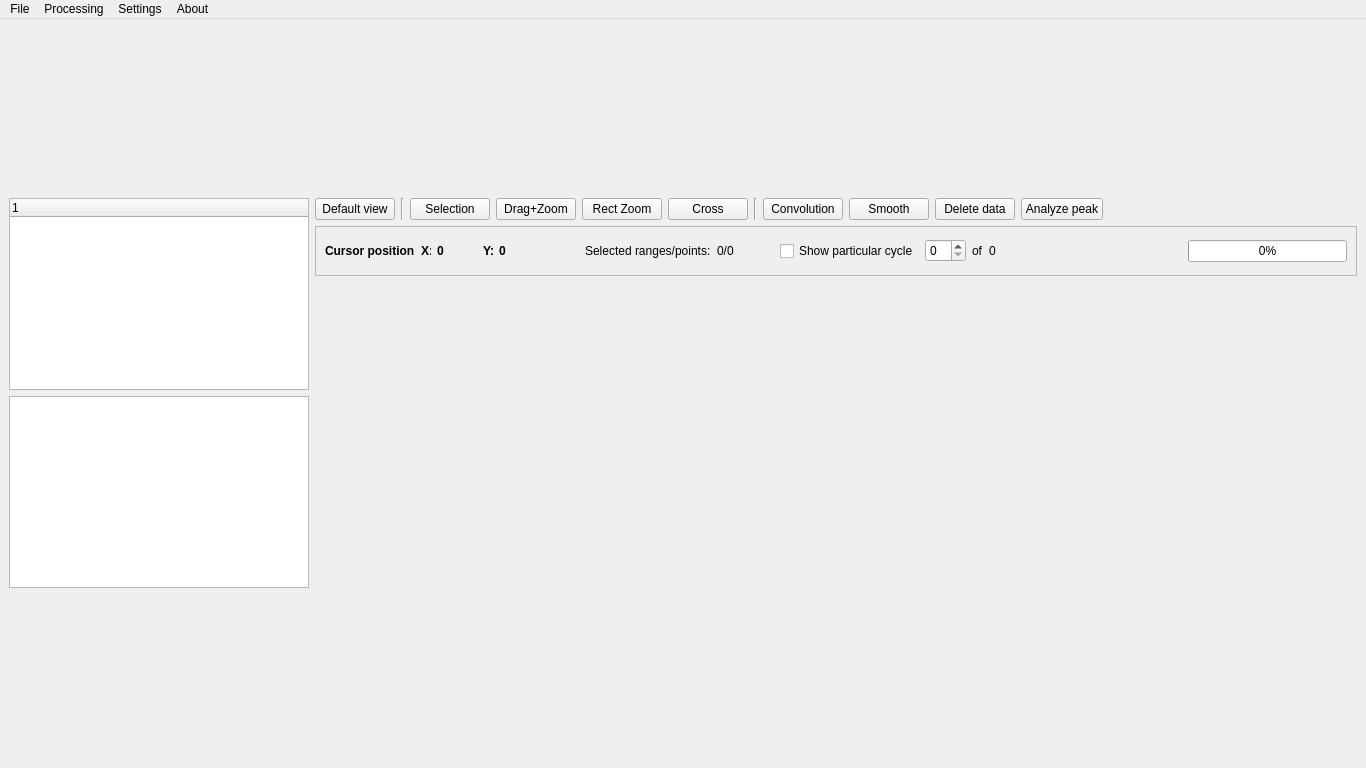
Qt form mainwindow.ui (DulovDmitry/CVProc) before a commit.
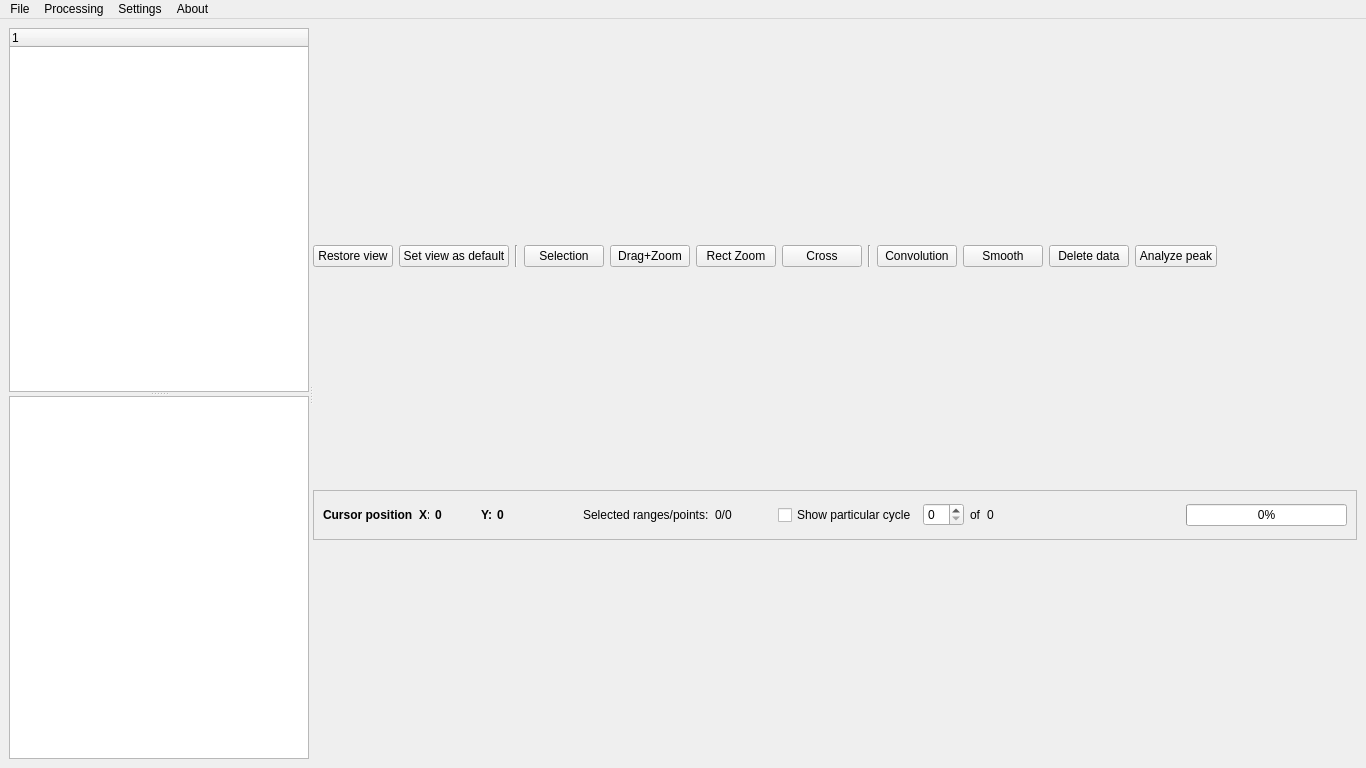
The same form after that commit.

```diff
--- a/mainwindow.ui
+++ b/mainwindow.ui
@@ -20,13 +20,19 @@
    <string>MainWindow</string>
   </property>
   <widget class="QWidget" name="centralwidget">
-   <layout class="QFormLayout" name="formLayout">
-    <item row="0" column="0">
-     <layout class="QVBoxLayout" name="verticalLayout_2">
+   <layout class="QHBoxLayout" name="horizontalLayout_6" stretch="0">
       <item>
+     <widget class="QSplitter" name="splitter_2">
+      <property name="orientation">
+       <enum>Qt::Horizontal</enum>
+      </property>
+      <widget class="QSplitter" name="splitter">
+       <property name="orientation">
+        <enum>Qt::Vertical</enum>
+       </property>
        <widget class="QTreeWidget" name="treeWidget">
         <property name="sizePolicy">
-         <sizepolicy hsizetype="Maximum" vsizetype="Expanding">
+         <sizepolicy hsizetype="Fixed" vsizetype="Expanding">
           <horstretch>0</horstretch>
           <verstretch>0</verstretch>
          </sizepolicy>
@@ -34,7 +40,7 @@
         <property name="minimumSize">
          <size>
           <width>300</width>
-          <height>0</height>
+          <height>300</height>
          </size>
         </property>
         <column>
@@ -43,11 +49,9 @@
          </property>
         </column>
        </widget>
-      </item>
-      <item>
        <widget class="QPlainTextEdit" name="plainTextEdit">
         <property name="sizePolicy">
-         <sizepolicy hsizetype="Maximum" vsizetype="Expanding">
+         <sizepolicy hsizetype="Fixed" vsizetype="Expanding">
           <horstretch>0</horstretch>
           <verstretch>0</verstretch>
          </sizepolicy>
@@ -61,17 +65,18 @@
         <property name="maximumSize">
          <size>
           <width>16777215</width>
-          <height>300</height>
+          <height>400</height>
          </size>
         </property>
         <property name="readOnly">
          <bool>true</bool>
         </property>
+        <property name="tabStopDistance">
+         <double>20.000000000000000</double>
+        </property>
        </widget>
-      </item>
-     </layout>
-    </item>
-    <item row="0" column="1">
+      </widget>
+      <widget class="QWidget" name="layoutWidget">
      <layout class="QVBoxLayout" name="verticalLayout">
       <item>
        <layout class="QHBoxLayout" name="horizontalLayout">
@@ -81,7 +86,14 @@
         <item>
          <widget class="QPushButton" name="DefaultViewButton">
           <property name="text">
-           <string>Default view</string>
+             <string>Restore view</string>
+            </property>
+           </widget>
+          </item>
+          <item>
+           <widget class="QPushButton" name="SaveViewButton">
+            <property name="text">
+             <string>Set view as default</string>
           </property>
          </widget>
         </item>
@@ -413,6 +425,8 @@
        </widget>
       </item>
      </layout>
+      </widget>
+     </widget>
     </item>
    </layout>
   </widget>
```
Left out of the diff: 4 changed lines with no effect on the pictures. Lines whose indentation alone changed are shown as unchanged.
